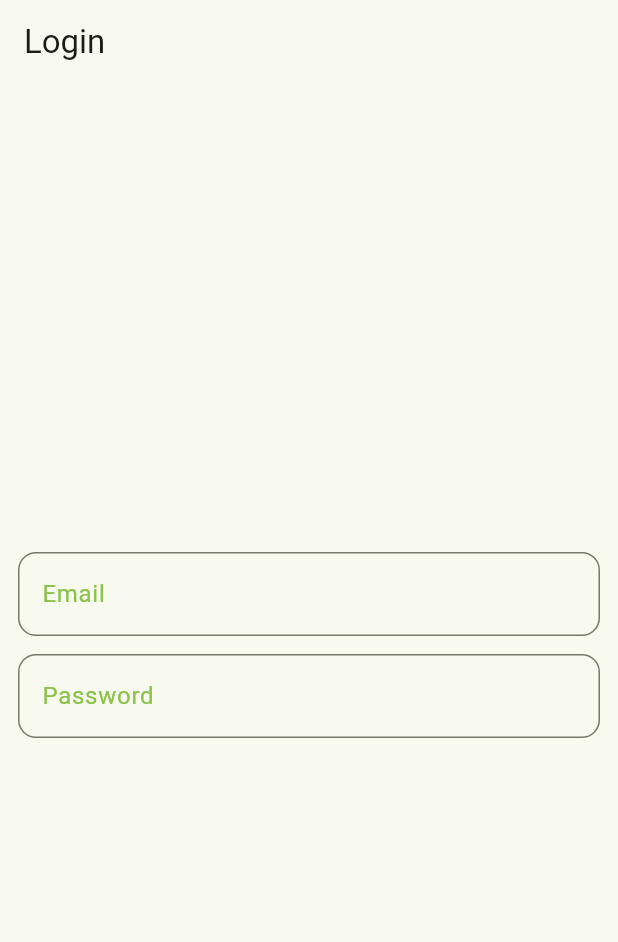
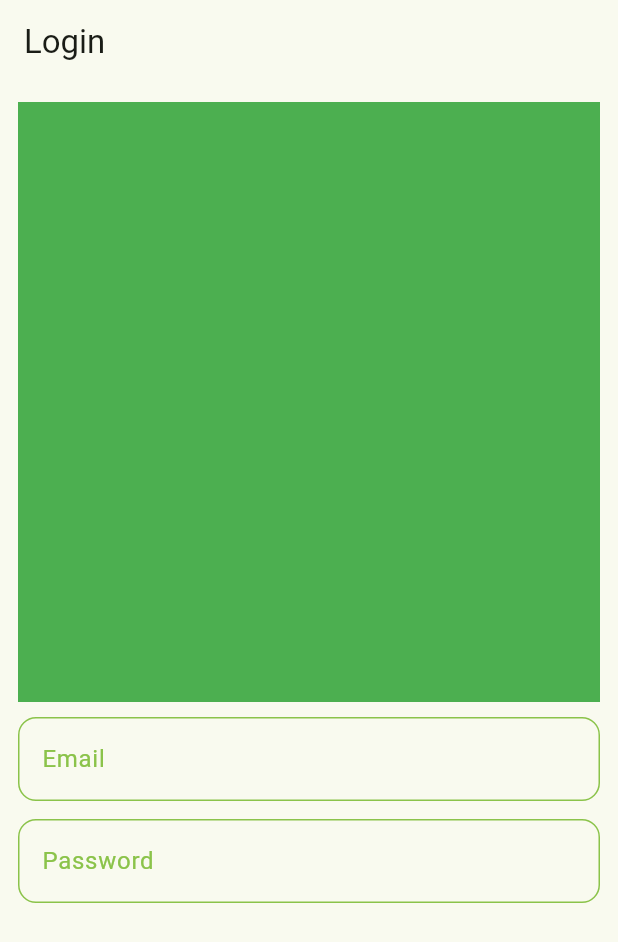
Before and after one commit to Flugeeer/TaskManagerSystem, a Flutter app: the screen it shows after launch, on a phone screen of 412 x 824 dp. Shown: the top 942 px of the screen. Run offline on Flutter 3.47's test engine with Material 3 defaults, Android fonts, the phone set to English and light mode, and no system bars; accounts and stored records are empty.

Commit message:
Designed borders in InputDecorations

```diff
--- a/lib/pages/LoginPage.dart
+++ b/lib/pages/LoginPage.dart
@@ -26,16 +26,29 @@ class _LoginPageState extends State<LoginPage> {
         padding: const EdgeInsets.all(12.0),
         child: Column(
           children: <Widget>[
-            SizedBox(height: 300),
+            Column(
+              children: <Widget>[
+                Container(
+                  width: double.infinity,
+                  height: 400,
+                  color: Colors.green,
+                ),
+              ],
+            ),
+            SizedBox(height: 10),
             TextField(
               controller: _emailController,
               decoration: InputDecoration(
                 label: Text('Email'),
                 labelStyle: TextStyle(color: Colors.lightGreen, fontSize: 16.0),
-                border: OutlineInputBorder(
+                enabledBorder: OutlineInputBorder(
+                  borderSide: BorderSide(color: Colors.lightGreen, width: 1.0),
                   borderRadius: BorderRadius.circular(12),
                 ),
-                // fillColor: Color.fromARGB(120, 230, 123, 123),
+                focusedBorder: OutlineInputBorder(
+                  borderSide: BorderSide(color: Colors.lightGreen, width: 1.0),
+                  borderRadius: BorderRadius.circular(12),
+                ),
               ),
               keyboardType: TextInputType.emailAddress,
             ),
@@ -45,13 +58,18 @@ class _LoginPageState extends State<LoginPage> {
               decoration: InputDecoration(
                 label: Text('Password'),
                 labelStyle: TextStyle(color: Colors.lightGreen, fontSize: 16.0),
-                border: OutlineInputBorder(
+                enabledBorder: OutlineInputBorder(
+                  borderSide: BorderSide(color: Colors.lightGreen, width: 1.0),
                   borderRadius: BorderRadius.circular(12),
-                  borderSide: BorderSide(color: Colors.lightGreen),
+                ),
+                focusedBorder: OutlineInputBorder(
+                  borderSide: BorderSide(color: Colors.lightGreen, width: 1.0),
+                  borderRadius: BorderRadius.circular(12),
                 ),
               ),
               keyboardType: TextInputType.visiblePassword,
             ),
+            SizedBox(height: 12),
             // ElevatedButton(onPressed: onPressed, child: child)
           ],
         ),
```
